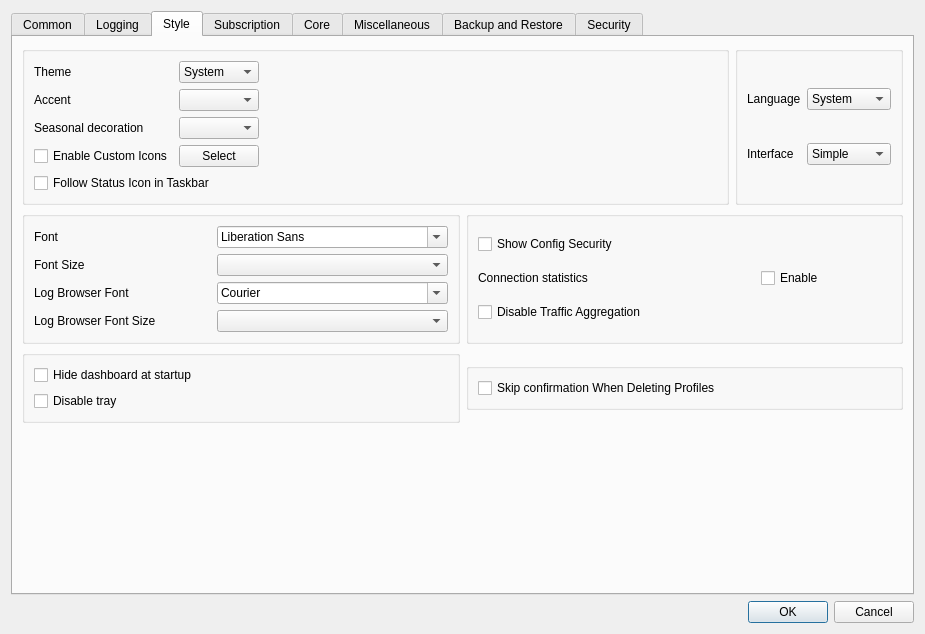
Above: include/ui/setting/dialog_basic_settings.ui from ttrroyy/Rawline before the change. Below: the same form after it.
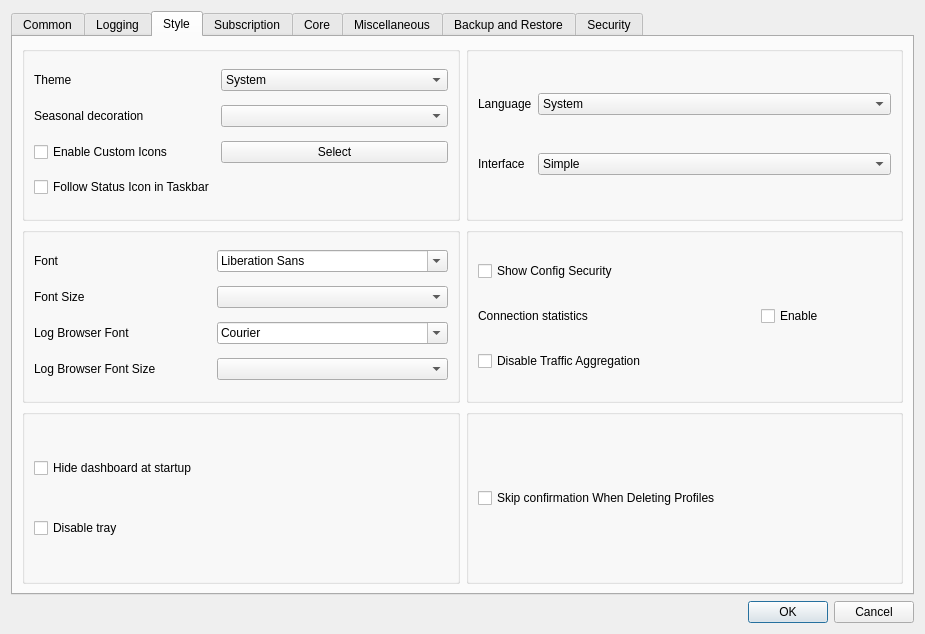
That is the form after the change. The open tabs and pages were chosen to show the change. Custom widgets are drawn as their Qt base class.

```diff
--- a/include/ui/setting/dialog_basic_settings.ui
+++ b/include/ui/setting/dialog_basic_settings.ui
@@ -756,19 +756,6 @@
        <string>Style</string>
       </attribute>
       <layout class="QGridLayout" name="gridLayout_5">
-       <item row="4" column="0">
-        <spacer name="style_bottom_spacer">
-         <property name="orientation">
-          <enum>Qt::Orientation::Vertical</enum>
-         </property>
-         <property name="sizeHint" stdset="0">
-          <size>
-           <width>20</width>
-           <height>0</height>
-          </size>
-         </property>
-        </spacer>
-       </item>
        <item row="2" column="0">
         <layout class="QHBoxLayout" name="style_h_2">
          <item>
@@ -886,12 +873,6 @@
         <layout class="QHBoxLayout" name="style_h_3">
          <item>
           <widget class="QGroupBox" name="horizontalGroupBox_5">
-           <property name="sizePolicy">
-            <sizepolicy hsizetype="Preferred" vsizetype="Maximum">
-             <horstretch>0</horstretch>
-             <verstretch>0</verstretch>
-            </sizepolicy>
-           </property>
            <layout class="QVBoxLayout" name="verticalLayout_5">
             <item>
              <widget class="QCheckBox" name="start_minimal">
@@ -927,12 +908,6 @@
          </item>
          <item>
           <widget class="QGroupBox" name="groupBox_2">
-           <property name="sizePolicy">
-            <sizepolicy hsizetype="Preferred" vsizetype="Maximum">
-             <horstretch>0</horstretch>
-             <verstretch>0</verstretch>
-            </sizepolicy>
-           </property>
            <layout class="QHBoxLayout" name="horizontalLayout_23">
             <item>
              <widget class="QCheckBox" name="skip_delete_confirm">
@@ -973,40 +948,7 @@
               </item>
              </widget>
             </item>
-            <item row="1" column="0">
-             <widget class="QLabel" name="label_accent">
-              <property name="sizePolicy">
-               <sizepolicy hsizetype="Maximum" vsizetype="Maximum">
-                <horstretch>0</horstretch>
-                <verstretch>0</verstretch>
-               </sizepolicy>
-              </property>
-              <property name="text">
-               <string>Accent</string>
-              </property>
-             </widget>
-            </item>
-            <item row="1" column="1">
-             <widget class="QComboBox" name="accent">
-              <property name="toolTip">
-               <string>Color of switches, links and highlights in the Pastel theme. Light themes use the deeper shade, dark themes the brighter one.</string>
-              </property>
-             </widget>
-            </item>
-            <item row="0" column="2">
-             <spacer name="theme_field_spacer">
-              <property name="orientation">
-               <enum>Qt::Orientation::Horizontal</enum>
-              </property>
-              <property name="sizeHint" stdset="0">
-               <size>
-                <width>0</width>
-                <height>20</height>
-               </size>
-              </property>
-             </spacer>
-            </item>
-            <item row="3" column="1">
+            <item row="2" column="1">
              <widget class="QPushButton" name="select_custom_icon">
               <property name="uiLevel" stdset="0">
                <string notr="true">advanced</string>
@@ -1016,7 +958,7 @@
               </property>
              </widget>
             </item>
-            <item row="3" column="0">
+            <item row="2" column="0">
              <widget class="QCheckBox" name="enable_custom_icon">
               <property name="uiLevel" stdset="0">
                <string notr="true">advanced</string>
@@ -1026,14 +968,8 @@
               </property>
              </widget>
             </item>
-            <item row="4" column="0" colspan="2">
+            <item row="3" column="0">
              <widget class="QCheckBox" name="follow_status_in_taskbar">
-              <property name="sizePolicy">
-               <sizepolicy hsizetype="Ignored" vsizetype="Fixed">
-                <horstretch>0</horstretch>
-                <verstretch>0</verstretch>
-               </sizepolicy>
-              </property>
               <property name="uiLevel" stdset="0">
                <string notr="true">advanced</string>
               </property>
@@ -1045,12 +981,12 @@
               </property>
              </widget>
             </item>
-           <item row="2" column="0">
+           <item row="1" column="0">
  <widget class="QLabel" name="label_seasonal_decoration">
   <property name="text"><string>Seasonal decoration</string></property>
  </widget>
 </item>
-<item row="2" column="1">
+<item row="1" column="1">
  <widget class="QComboBox" name="seasonal_decoration"/>
 </item>
 </layout>
```
